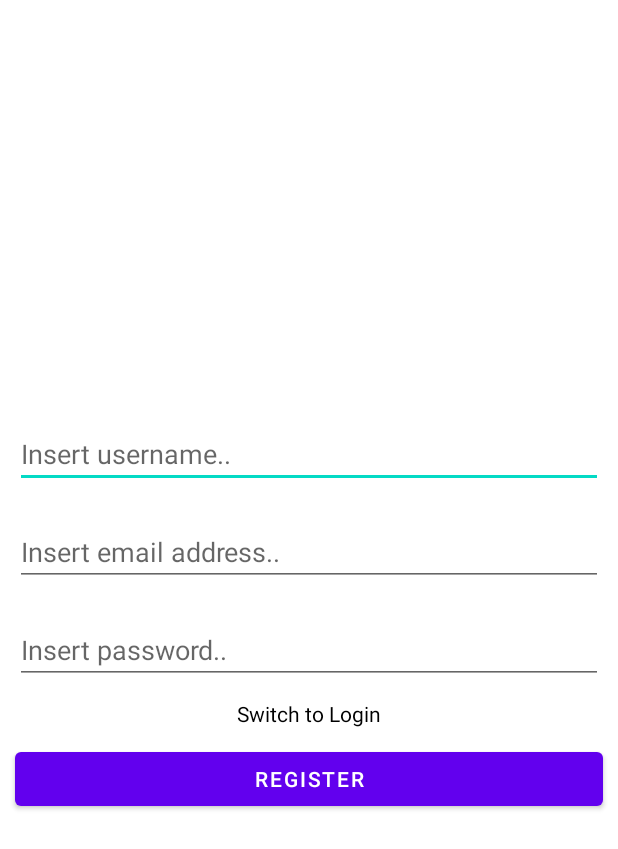
After one commit to MatteoCappe/Place-to-Be, an Android app: the RegisterActivity screen opened directly, with no data from a screen before it, on a phone screen of 412 x 824 dp. The commit adds this screen. Shown: the top 849 px of the screen. Run offline under Robolectric (Android 15) with nearby library versions, the phone set to English and light mode, and no system bars; our stand-ins replace Firebase (no records; nobody signed in at launch, a user with empty details on screens opened directly).

Commit message:
RegisterActivity
due activity per login e registration al posto dell'uso dei fragment, possibili cambi in futuro

```diff
--- a/NomeApp/app/build.gradle
+++ b/NomeApp/app/build.gradle
@@ -29,6 +29,9 @@ android {
     }
     kotlinOptions {
         jvmTarget = '1.8'
+    }
+    buildFeatures{
+        viewBinding = true
     }
 }
 
--- a/NomeApp/app/src/main/AndroidManifest.xml
+++ b/NomeApp/app/src/main/AndroidManifest.xml
@@ -14,6 +14,8 @@
         android:theme="@style/Theme.NomeApp">
 
         <activity android:name="com.nomeapp.activities.LoginActivity"/>
+        <activity android:name="com.nomeapp.activities.RegisterActivity"/>
+        <!-- mettendoli cosi al prossimo avvio dovrebbero esserci i dati salvati -->
         <activity android:name="com.nomeapp.activities.SplashActivity"
             android:exported="true">
             <intent-filter>
--- a/NomeApp/app/src/main/java/com/nomeapp/activities/MainActivity.kt
+++ b/NomeApp/app/src/main/java/com/nomeapp/activities/MainActivity.kt
@@ -7,9 +7,6 @@ import android.os.Bundle
 import android.view.View
 import android.widget.CalendarView
 import com.example.nomeapp.R
-
-
-//TODO link alle varie parti dell'app
 
 
 
@@ -42,7 +39,7 @@ class MainActivity : AppCompatActivity() {
         super.onCreate(savedInstanceState)
         setContentView(R.layout.activity_main)
 
-
+        //TODO: link alle varie pagine
 
         // Create Fragment on https://developer.android.com/reference/android/widget/CalendarView#setOnDateChangeListener(android.widget.CalendarView.OnDateChangeListener)
         val fragmentManager = this.getSupportFragmentManager()
--- /dev/null
+++ b/NomeApp/app/src/main/java/com/nomeapp/activities/RegisterActivity.kt
@@ -0,0 +1,70 @@
+
+package com.nomeapp.activities
+
+
+
+import android.content.Context
+import android.content.Intent
+import androidx.appcompat.app.AppCompatActivity
+import android.os.Bundle
+import android.view.View
+import android.widget.Button
+import android.widget.EditText
+import android.widget.TextView
+import com.example.nomeapp.R
+import com.google.firebase.auth.FirebaseAuth
+import com.nomeapp.models.FirebaseAuthWrapper
+
+
+class RegisterActivity : AppCompatActivity() {
+    val context: Context = this
+    private lateinit var firebaseAuth: FirebaseAuth
+
+    override fun onCreate(savedInstanceState: Bundle?) {
+        super.onCreate(savedInstanceState)
+        setContentView(R.layout.activity_register)
+
+        val switch: TextView = findViewById<View>(R.id.switchToLogin) as TextView
+        val LoginButton: Button = findViewById<View>(R.id.registerButton) as Button
+
+        switch.setOnClickListener {
+            val intent = Intent(this, LoginActivity::class.java)
+            startActivity(intent)
+        }
+
+        LoginButton.setOnClickListener(object : View.OnClickListener {
+            override fun onClick(v: View?) {
+                val userName: EditText = findViewById<View>(R.id.userName) as EditText
+                val email: EditText = findViewById<View>(R.id.userEmail) as EditText
+                val password: EditText = findViewById<View>(R.id.userPassword) as EditText
+
+                if (userName.text.isEmpty() || email.text.isEmpty() || password.text.isEmpty()) {
+                    userName.setError("This is required")
+                    email.setError("This is required")
+                    password.setError("This is required")
+                    return
+                }
+
+                action(userName.text.toString(), email.text.toString(), password.text.toString())
+
+                val intent = Intent(context, LoginActivity::class.java)
+                startActivity(intent)
+                //rimanda a login dopo registration
+                //poi si può mettere direttamente al main/splash ma per ora va bene cosi
+            }
+            //problema della mail già usata, il primo register funziona, rimane nella
+            //stessa schermata, se provi altre volte ti da errore
+            //fix: switch to login manuale da app
+            //fix intelligente: dopo onClick del registerButton fare un intent per andare alla splash
+            //oppure qualcosa tramite manifest idk
+
+        })
+
+    }
+
+    fun action(userName: String, email: String, password: String) {
+        val firebaseAuthWrapper: FirebaseAuthWrapper = FirebaseAuthWrapper(context)
+        firebaseAuthWrapper.signUp(userName, email, password)
+        //email already used
+    }
+}
--- a/NomeApp/app/src/main/java/com/nomeapp/models/FirebaseWrapper.kt
+++ b/NomeApp/app/src/main/java/com/nomeapp/models/FirebaseWrapper.kt
@@ -50,7 +50,8 @@ class FirebaseAuthWrapper(private val context: Context) {
                 val database = Firebase.database.reference
                 val userid = getUid() //?????????
                 writeDbUserName(userName, userid, database)
-                //non penso che queste cose siano molto sensate per salvare lo userName
+                //ovviamente non funziona ma non avevo dubbi
+                //TODO save username on DB ora che abbiamo la schermata per metterlo
             } else {
                 // If sign in fails, display a message to the user.
                 Log.w(TAG, "createUserWithEmail:failure", task.exception)
@@ -59,6 +60,7 @@ class FirebaseAuthWrapper(private val context: Context) {
                     "Sign-up failed. Error message: ${task.exception!!.message}",
                     Toast.LENGTH_LONG
                 ).show()
+                //qui viene fuori l'errore dell'email già usata
             }
             //codice preso da internet per provare a capire come fare
             /*if (task.isSuccessful) {
--- a/NomeApp/app/src/main/res/layout/fragment_login.xml
+++ b/NomeApp/app/src/main/res/layout/activity_register.xml
@@ -4,13 +4,21 @@
     xmlns:tools="http://schemas.android.com/tools"
     android:layout_width="match_parent"
     android:layout_height="match_parent"
-    tools:context="com.nomeapp.fragments.LoginFragment">
+    tools:context="com.nomeapp.activities.RegisterActivity">
 
     <LinearLayout
         android:layout_width="match_parent"
         android:layout_height="match_parent"
         android:orientation="vertical"
         android:gravity="center">
+
+        <EditText
+            android:id="@+id/userName"
+            android:layout_width="match_parent"
+            android:layout_height="wrap_content"
+            android:ems="10"
+            android:hint="Insert username.."
+            android:layout_margin="10dp"/>
 
         <EditText
             android:id="@+id/userEmail"
@@ -31,14 +39,25 @@
             android:layout_margin="10dp"
             android:layout_marginTop="0dp"/>
 
-        <Button
-            android:id="@+id/loginButton"
+        <TextView
+            android:id="@+id/switchToLogin"
             android:layout_width="wrap_content"
             android:layout_height="wrap_content"
-            android:text="Login"
+            android:textColor="@color/black"
+            android:text="Switch to Login"
+            app:layout_constraintBottom_toBottomOf="parent"
+            app:layout_constraintEnd_toEndOf="parent"
+            app:layout_constraintHorizontal_bias="0.5"
+            app:layout_constraintStart_toStartOf="parent"
+            app:layout_constraintTop_toBottomOf="@+id/button" />
+
+        <Button
+            android:id="@+id/registerButton"
+            android:layout_width="match_parent"
+            android:layout_height="wrap_content"
+            android:text="Register"
             android:layout_margin="10dp"
             android:layout_marginTop="0dp" />
 
-
     </LinearLayout>
 </androidx.constraintlayout.widget.ConstraintLayout>
```
Also changed, not shown: NomeApp/app/src/main/java/com/nomeapp/activities/LoginActivity.kt (+41 -22 lines), NomeApp/app/src/main/java/com/nomeapp/adapter/LoginRegisterAdapter.kt (deleted, +0 -29 lines), NomeApp/app/src/main/java/com/nomeapp/fragments/LoginFragment.kt (deleted, +0 -53 lines), NomeApp/app/src/main/java/com/nomeapp/fragments/RegisterFragment.kt (deleted, +0 -51 lines), NomeApp/app/src/main/res/layout/activity_login.xml (+37 -18 lines), NomeApp/app/src/main/res/layout/fragment_register.xml (deleted, +0 -53 lines).
